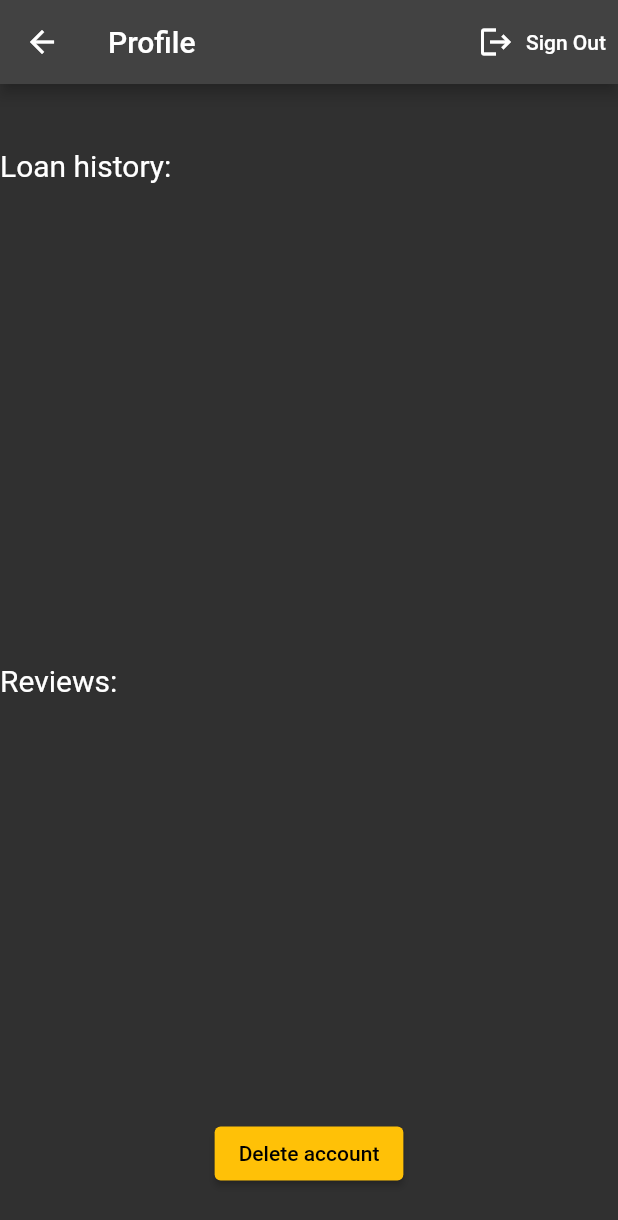
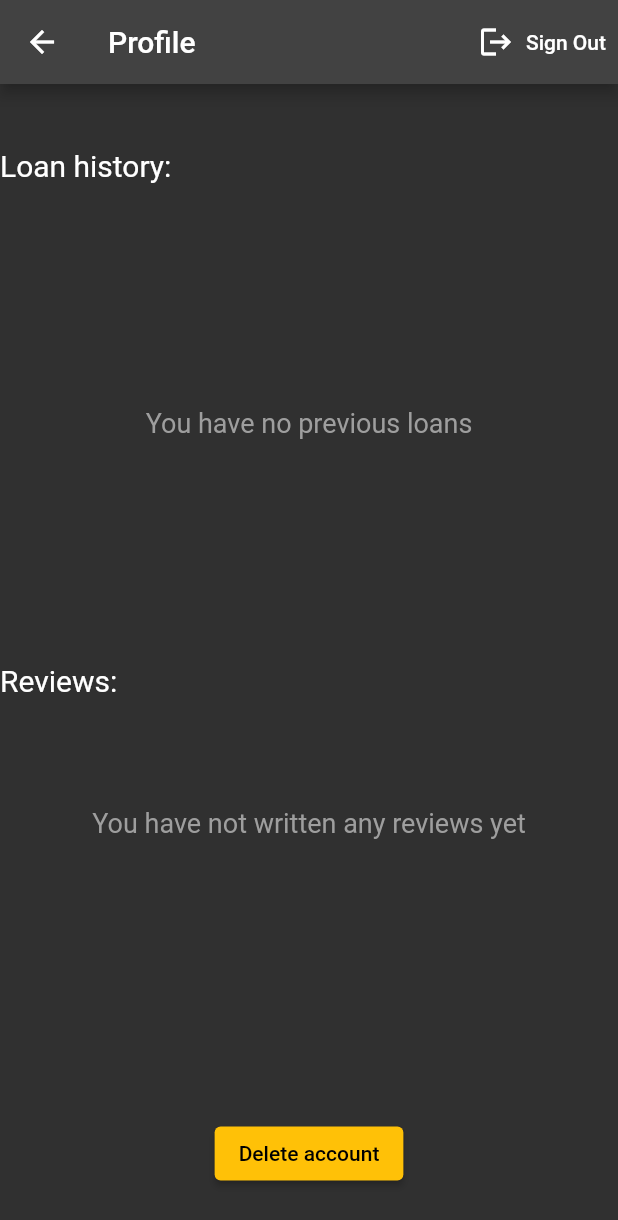
Before and after one commit to johanneslj/LibraryLocator, a Flutter app: the ProfilePage screen opened directly, on a phone screen of 412 x 824 dp. Shown: the top 1220 px of the screen. Run offline on Flutter 3.47's test engine with Material 2 defaults, Android fonts, the phone set to English and light mode, and no system bars; our stand-ins replace dio, firebase_auth, firebase_core, firebase_database, flutter_rating_bar, flutter_riverpod and 3 more; missing offline and left inert: flutter_barcode_scanner, maps_launcher; accounts and stored records are empty; network calls fail.

Commit message:
Made it possible for a book to have no reviews.

```diff
--- a/lib/bookDetails/book_details_view.dart
+++ b/lib/bookDetails/book_details_view.dart
@@ -16,10 +16,6 @@ class BookDetailsView extends StatefulWidget {
   final String author;
   final String imageURL;
   final String summary;
-
-
-
-
 
   @override
   _BookDetailsViewState createState() => _BookDetailsViewState();
@@ -150,7 +146,7 @@ class _BookDetailsViewState extends State<BookDetailsView> {
                                                 child: Text("Submit"),
                                                 onPressed: () {
                                                   print(getRating());
-                                                  dbService.addReview(widget.isbn, double.parse(getRating()), reviewTextController.text);
+                                                  dbService.addReview(widget.isbn, double.parse(getRating()), reviewTextController.text, widget.title);
                                                   Navigator.pop(context);
                                                   setRating("3");
                                                 })
--- a/lib/reviews/review_list.dart
+++ b/lib/reviews/review_list.dart
@@ -31,7 +31,9 @@ class _ReviewListState extends State<ReviewList> {
             snapshot.data!.forEach((element) {
               list.add(element);
             });
-          return Center(child: makeListView(list));
+          return Center(child: (list.isEmpty)
+              ? Text("There are no reviews for this book yet.\n", style: TextStyle(fontSize: 18, color: Colors.grey), overflow: TextOverflow.ellipsis,)
+              : makeListView(list));
         }
       },
     );
--- a/lib/user/profile_view.dart
+++ b/lib/user/profile_view.dart
@@ -121,7 +121,9 @@ class _ProfilePageState extends State<ProfilePage> {
                                     controller.jumpTo(controller.offset + value.overscroll);
                                     return true;
                                   },
-                                  child: ListView(
+                                  child: (loans.isEmpty)
+                                      ? Center(child: Text("You have no previous loans", style: TextStyle(fontSize: 18, color: Colors.grey)))
+                                      : ListView(
                                       children: loans,
                                       controller: _loanScrollCtrl
                                   )
@@ -149,7 +151,9 @@ class _ProfilePageState extends State<ProfilePage> {
                                         return true;
                                       },
                                       child: ListView(
-                                          children: reviewCards,
+                                          children: (reviewCards.isEmpty)
+                                              ? [Center(child: Text("You have not written any reviews yet", style: TextStyle(fontSize: 18, color: Colors.grey)), heightFactor: 8, )]
+                                              : reviewCards,
                                           controller: _reviewScrollCtrl
                                       )
                                   );
```
Also changed, not shown: lib/services/database_service.dart (+19 -6 lines).
